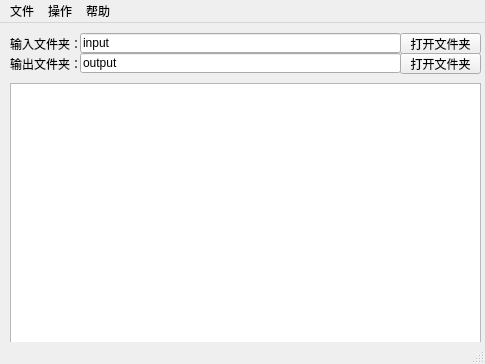
This is mainwindow.ui in HEYAHONG/CC3200_GangGenerator as Qt 5 draws it before an edit. The edited form follows.
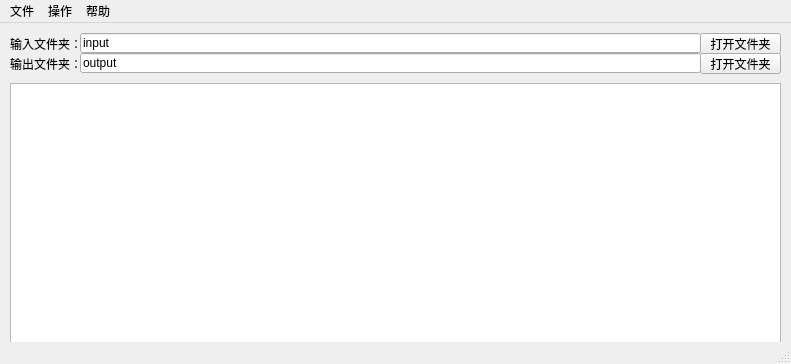
This is the edited form.

```diff
--- a/mainwindow.ui
+++ b/mainwindow.ui
@@ -6,7 +6,7 @@
    <rect>
     <x>0</x>
     <y>0</y>
-    <width>485</width>
+    <width>791</width>
     <height>364</height>
    </rect>
   </property>
@@ -19,7 +19,7 @@
      <rect>
       <x>10</x>
       <y>60</y>
-      <width>471</width>
+      <width>771</width>
       <height>261</height>
      </rect>
     </property>
@@ -35,7 +35,7 @@
      <rect>
       <x>80</x>
       <y>10</y>
-      <width>321</width>
+      <width>621</width>
       <height>20</height>
      </rect>
     </property>
@@ -51,7 +51,7 @@
      <rect>
       <x>80</x>
       <y>30</y>
-      <width>321</width>
+      <width>621</width>
       <height>20</height>
      </rect>
     </property>
@@ -91,7 +91,7 @@
    <widget class="QPushButton" name="pushButton">
     <property name="geometry">
      <rect>
-      <x>400</x>
+      <x>700</x>
       <y>10</y>
       <width>81</width>
       <height>21</height>
@@ -104,7 +104,7 @@
    <widget class="QPushButton" name="pushButton_2">
     <property name="geometry">
      <rect>
-      <x>400</x>
+      <x>700</x>
       <y>30</y>
       <width>81</width>
       <height>21</height>
@@ -120,7 +120,7 @@
     <rect>
      <x>0</x>
      <y>0</y>
-     <width>485</width>
+     <width>791</width>
      <height>22</height>
     </rect>
    </property>
```
Left out of the diff: 9 changed lines with no effect on the pictures.
